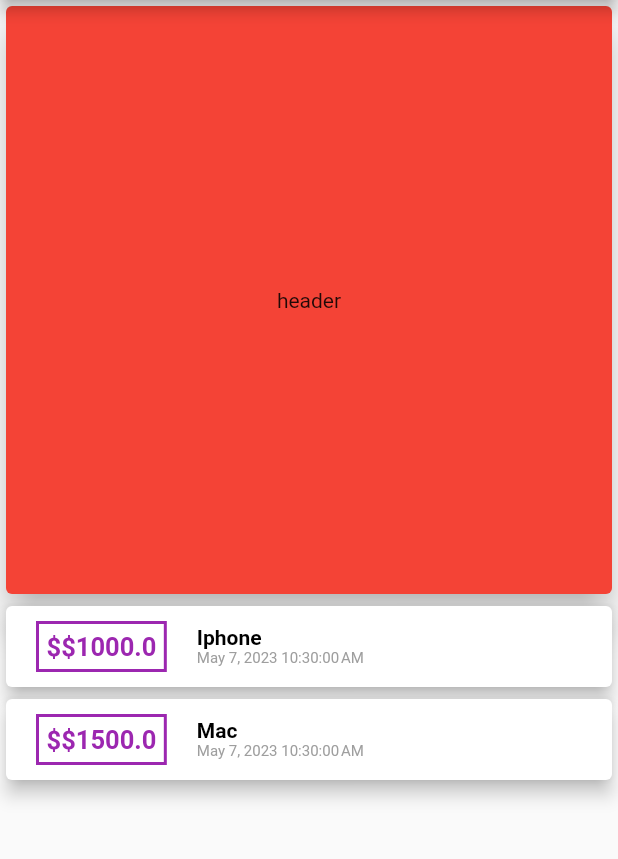
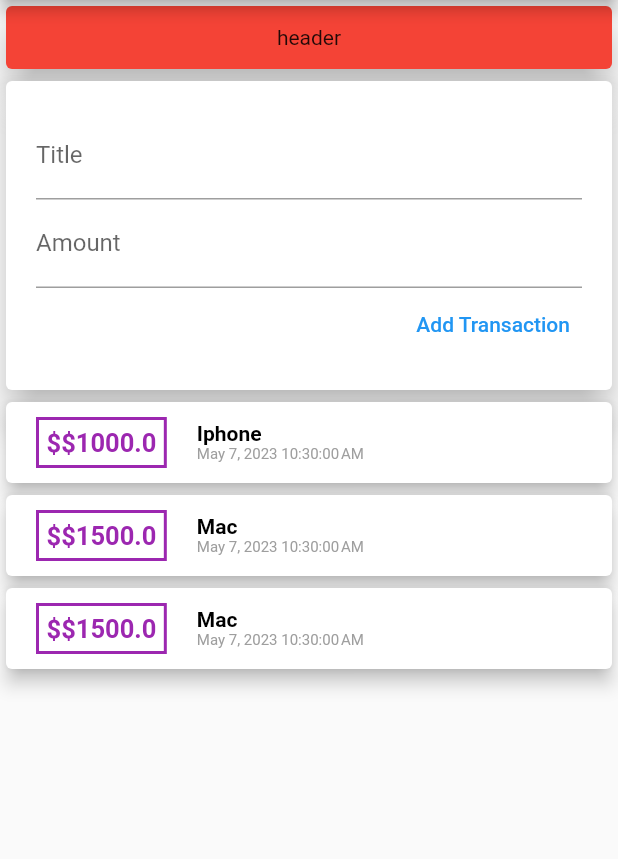
Before and after one commit to ontu001/personal_expenses_tracker_flutter, a Flutter app: the screen it shows after launch, on a phone screen of 412 x 824 dp, the part 84-943 px from its top. Run offline on Flutter 3.47's test engine with Material 2 defaults, Android fonts, the phone set to English and light mode, and no system bars.

Commit message:
list view added

```diff
--- a/lib/main.dart
+++ b/lib/main.dart
@@ -1,12 +1,12 @@
 import 'package:flutter/cupertino.dart';
 import 'package:flutter/material.dart';
-import './transaction.dart';
-import 'package:intl/intl.dart';
+import './widgets/user_transaction.dart';
+
+
 
 void main(){
   runApp(const MyApp());
 }
-
 class MyApp extends StatelessWidget{
   const MyApp({super.key});
 
@@ -18,24 +18,21 @@ class MyApp extends StatelessWidget{
       home: HomeActivity(),
     );
   }
-
 }
 
 class HomeActivity extends StatelessWidget{
- final List <Transaction> transaction =[
-   Transaction(id: 't1', title: 'Iphone', amount: 1000, date: DateTime.now()),
-   Transaction(id: 't2', title: 'Mac', amount: 1500, date: DateTime.now()),
- ];
-
   @override
   Widget build(BuildContext context) {
     return Scaffold(
       appBar: AppBar(title: Text("Personal expenses tracker"),),
-      body: Column(
+      body:  SingleChildScrollView(
+        child: Column(
+          crossAxisAlignment: CrossAxisAlignment.stretch,
+          // mainAxisAlignment: MainAxisAlignment.start,
           children: [
             Container(
               width: double.infinity,
-            height: 400,
+              height: 50,
               child:  Card(
                 color: Colors.red,
                 child:  Container(
@@ -45,40 +42,9 @@ class HomeActivity extends StatelessWidget{
                 elevation: 10,
               ),
             ),
-          Column(children: transaction.map((tx) {
-            return Card(child:
-              Row(
-                children: [
-                  Container(
-                    child: Text('\$\$'+tx.amount.toString()
-                    ,
-                      style: TextStyle(fontWeight: FontWeight.bold ,fontSize: 17,color: Colors.purple),
-                    ),
-                    margin: EdgeInsets.symmetric(vertical: 10, horizontal: 20),
-                    padding: EdgeInsets.all(5),
-                    decoration: BoxDecoration(border: Border.all(width: 2,color: Colors.purple)),
-                  ),
-
-                      Column(
-                        crossAxisAlignment: CrossAxisAlignment.start,
-
-                        children: [
-
-                            Text(tx.title,style: TextStyle(fontSize: 14,fontWeight: FontWeight.bold,color: Colors.black)),
-
-
-                          Text(
-                            DateFormat().format(tx.date),style: TextStyle(fontSize: 10,color: Colors.grey),),
-
+            UserTransaction()
           ],
         ),
-
-
-                ],
-              )
-              ,elevation: 5,);
-          }).toList(),)
-        ],
       ),
     );
   }
--- /dev/null
+++ b/lib/widgets/Transaction_list.dart
@@ -0,0 +1,56 @@
+import 'package:flutter/material.dart';
+import '../model/transaction.dart';
+import 'package:intl/intl.dart';
+
+
+class TransactionList extends StatelessWidget{
+  final List<Transaction> transactions;
+  TransactionList(this.transactions);
+  @override
+
+
+  Widget build(BuildContext context) {
+
+
+    return Container(
+      height: 700,
+       child:  ListView.builder(
+         itemBuilder: (ctx, index){
+           return Card(child:
+           Row(
+             children: [
+               Container(
+                 child: Text('\$\$'+transactions[index].amount.toString()
+                   ,
+                   style: TextStyle(fontWeight: FontWeight.bold ,fontSize: 17,color: Colors.purple),
+                 ),
+                 margin: EdgeInsets.symmetric(vertical: 10, horizontal: 20),
+                 padding: EdgeInsets.all(5),
+                 decoration: BoxDecoration(border: Border.all(width: 2,color: Colors.purple)),
+               ),
+
+               Column(
+                 crossAxisAlignment: CrossAxisAlignment.start,
+
+                 children: [
+
+                   Text(transactions[index].title,style: TextStyle(fontSize: 14,fontWeight: FontWeight.bold,color: Colors.black)),
+
+
+                   Text(
+                     DateFormat().format(transactions[index].date),style: TextStyle(fontSize: 10,color: Colors.grey),),
+
+                 ],
+               ),
+
+
+             ],
+           )
+             ,elevation: 5,);
+         },
+         itemCount: transactions.length,
+       ),
+     );
+  }
+
+}
--- /dev/null
+++ b/lib/widgets/new_transaction.dart
@@ -0,0 +1,38 @@
+import 'package:flutter/cupertino.dart';
+import 'package:flutter/material.dart';
+
+class NewTransaction extends StatelessWidget{
+  final Function addTx;
+  final titleController = TextEditingController();
+  final amountController = TextEditingController();
+
+  NewTransaction(this.addTx);
+
+  @override
+  Widget build(BuildContext context) {
+    return  Card(
+      elevation: 10,
+      child: Container(
+        padding: EdgeInsets.all(20),
+        child: Column(
+          crossAxisAlignment: CrossAxisAlignment.end,
+          children: [
+            TextField(decoration: InputDecoration(hintText: 'input your transaction title',labelText: 'Title'),
+              controller: titleController,
+            ),
+            TextField(decoration: InputDecoration(hintText: 'input your transaction Amount',labelText: 'Amount'),
+              controller: amountController,
+            ),
+            TextButton(onPressed: (){
+              addTx(titleController.text, double.parse(amountController.text),
+
+              );
+
+            },child: Text("Add Transaction"),)
+          ],
+        ),
+      ),
+    );
+  }
+
+}
--- /dev/null
+++ b/lib/widgets/user_transaction.dart
@@ -0,0 +1,42 @@
+import 'package:flutter/cupertino.dart';
+import '../model/transaction.dart';
+import 'Transaction_list.dart';
+import 'new_transaction.dart';
+
+
+class UserTransaction extends StatefulWidget{
+  const UserTransaction({super.key});
+
+  @override
+  State<StatefulWidget> createState() {
+    return UserTransactionState();
+  }
+
+}
+class UserTransactionState extends State<UserTransaction>{
+  final List<Transaction> _userTransaction =[
+    Transaction(id: 't1', title: 'Iphone', amount: 1000, date: DateTime.now()),
+    Transaction(id: 't2', title: 'Mac', amount: 1500, date: DateTime.now()),
+    Transaction(id: 't2', title: 'Mac', amount: 1500, date: DateTime.now(),),
+  ];
+
+
+  void _addNEwTransaction(String txTitle , double txAmount){
+    final newTx = Transaction(id: DateTime.now().toString(), title: txTitle, amount: txAmount, date: DateTime.now());
+
+    setState(() {
+      _userTransaction.add(newTx);
+    });
+  }
+
+  @override
+  Widget build(BuildContext context) {
+    return Column(
+      children: [
+        NewTransaction(_addNEwTransaction),
+        TransactionList(_userTransaction)
+      ],
+    );
+  }
+
+}
```
Also changed, not shown: lib/model/transaction.dart (renamed from lib/transaction.dart). Lines whose indentation alone changed are shown as unchanged.
